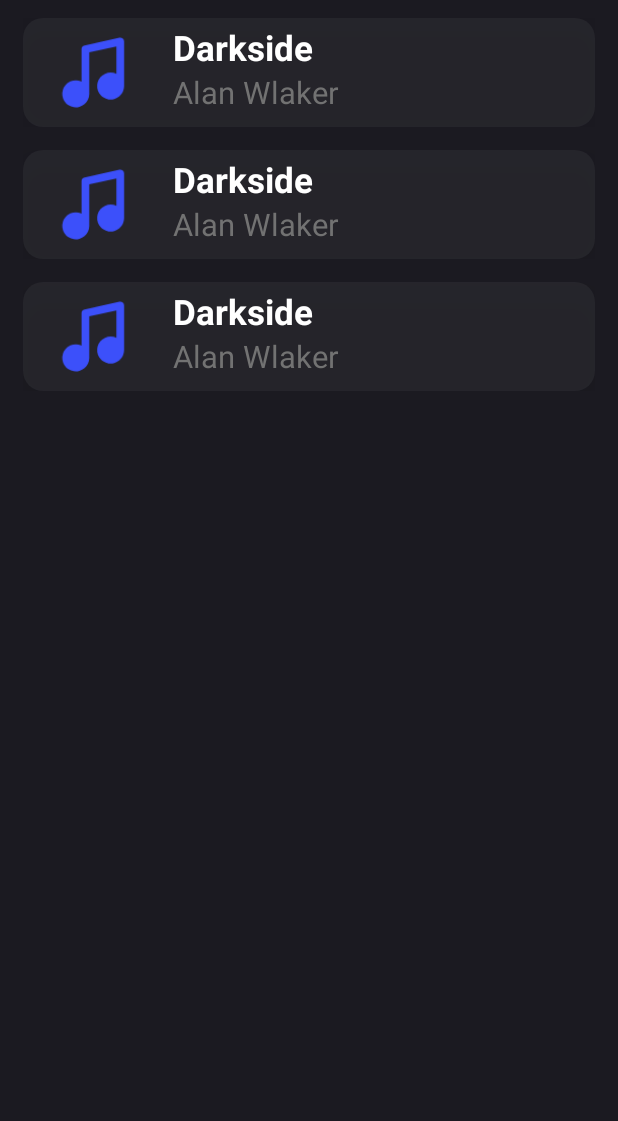
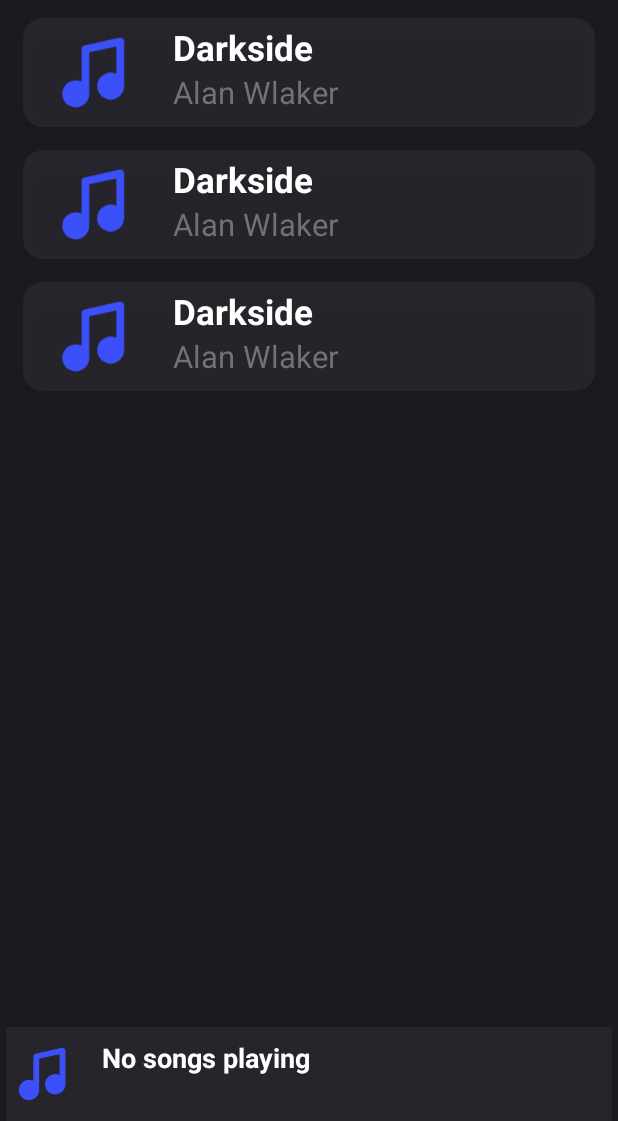
Before and after one commit to shaquib4/Stimulus, an Android app: the layout activity_songs_list.xml on its own in the app's theme, with its tools: preview values and no code run, on a phone screen of 412 x 824 dp, the part 115-1236 px from its top. Run offline under Robolectric (Android 15) with nearby library versions, the phone set to English and light mode, and no system bars.

Commit message:
songs progress, pause play, forward backward functionality

```diff
--- a/app/src/main/AndroidManifest.xml
+++ b/app/src/main/AndroidManifest.xml
@@ -7,6 +7,7 @@
     <application
         android:allowBackup="true"
         android:icon="@mipmap/ic_launcher"
+        android:requestLegacyExternalStorage="true"
         android:label="@string/app_name"
         android:roundIcon="@mipmap/ic_launcher_round"
         android:supportsRtl="true"
@@ -23,6 +24,8 @@
             </intent-filter>
         </activity>
         <activity android:name=".MainActivity"></activity>
+        <service android:name="com.example.stimulus.ClearService"
+            android:stopWithTask="false" />
     </application>
 
 </manifest>
--- /dev/null
+++ b/app/src/main/java/com/example/stimulus/Models/Songs_list.kt
@@ -0,0 +1,5 @@
+package com.example.stimulus.Models
+
+object Songs_list {
+    var listOfSongs:ArrayList<LocalSongs>?=ArrayList<LocalSongs>()
+}
--- a/app/src/main/java/com/example/stimulus/splash_.kt
+++ b/app/src/main/java/com/example/stimulus/splash_.kt
@@ -1,3 +1,4 @@
+
 package com.example.stimulus
 
 import androidx.appcompat.app.AppCompatActivity
--- /dev/null
+++ b/app/src/main/res/drawable/bg_song_info.xml
@@ -0,0 +1,6 @@
+<?xml version="1.0" encoding="utf-8"?>
+<shape xmlns:android="http://schemas.android.com/apk/res/android" android:shape="rectangle">
+    <solid android:color="#7f303037" />
+
+
+</shape>
--- /dev/null
+++ b/app/src/main/res/drawable/ic_baseline_pause_24.xml
@@ -0,0 +1,5 @@
+<vector android:height="24dp" android:tint="#FFFFFF"
+    android:viewportHeight="24" android:viewportWidth="24"
+    android:width="24dp" xmlns:android="http://schemas.android.com/apk/res/android">
+    <path android:fillColor="@color/colorPrimary" android:pathData="M6,19h4L10,5L6,5v14zM14,5v14h4L18,5h-4z"/>
+</vector>
--- a/app/src/main/res/layout/activity_play_song.xml
+++ b/app/src/main/res/layout/activity_play_song.xml
@@ -47,6 +47,7 @@
             android:textColor="@color/white"
             android:layout_alignParentLeft="true" />
         <SeekBar
+            android:id="@+id/seekBar"
             android:layout_width="match_parent"
             android:layout_height="wrap_content"
             android:layout_toRightOf="@id/start_time"
@@ -71,17 +72,20 @@
         android:layout_below="@id/music_img"
         android:orientation="horizontal">
         <de.hdodenhof.circleimageview.CircleImageView
+            android:id="@+id/previousSong"
             android:layout_width="@dimen/_50sdp"
             android:layout_height="@dimen/_50sdp"
             android:layout_marginRight="@dimen/_30sdp"
             android:src="@drawable/ic_previous"/>
 
         <de.hdodenhof.circleimageview.CircleImageView
+            android:id="@+id/playPause"
             android:layout_width="@dimen/_70sdp"
             android:layout_height="@dimen/_70sdp"
-            android:src="@drawable/ic_play"/>
+            />
 
         <de.hdodenhof.circleimageview.CircleImageView
+            android:id="@+id/nextSong"
             android:layout_width="@dimen/_50sdp"
             android:layout_height="@dimen/_50sdp"
             android:layout_marginLeft="@dimen/_30sdp"
--- a/app/src/main/res/layout/activity_songs_list.xml
+++ b/app/src/main/res/layout/activity_songs_list.xml
@@ -28,12 +28,62 @@
     </RelativeLayout>
 
     <androidx.recyclerview.widget.RecyclerView
+        android:layout_above="@id/songInfo"
         android:id="@+id/recycler_view"
+        android:scrollbars="none"
         android:layout_width="match_parent"
-        android:layout_height="wrap_content"
+        android:layout_height="match_parent"
+
         android:layout_below="@id/sti"
         android:layout_marginHorizontal="@dimen/_12sdp"
         tools:listitem="@layout/single_songs" />
+    <RelativeLayout
+        android:id="@+id/songInfo"
+        android:layout_marginHorizontal="@dimen/_3sdp"
+        android:layout_width="match_parent"
+        android:layout_alignParentBottom="true"
+        android:layout_height="@dimen/_48sdp"
+        android:background="@drawable/bg_song_info"
+        >
+        <ImageView
+
+            android:id="@+id/imgMusic"
+            android:layout_alignParentStart="true"
+            android:layout_marginStart="@dimen/_2sdp"
+            android:layout_marginEnd="@dimen/_3sdp"
+            android:src="@drawable/ic_musicrecycler"
+            android:layout_width="@dimen/_36sdp"
+            android:layout_height="match_parent"/>
+        <RelativeLayout
+            android:layout_toEndOf="@+id/imgMusic"
+            android:layout_width="match_parent"
+            android:layout_marginStart="@dimen/_8sdp"
+            android:layout_centerVertical="true"
+            android:layout_height="wrap_content">
+            <TextView
+                android:id="@+id/song_name"
+                android:layout_width="wrap_content"
+                android:layout_height="wrap_content"
+                android:layout_marginEnd="@dimen/_3sdp"
+                android:textColor="@color/white"
+                android:text="No songs playing"
+                android:textStyle="bold"
+                android:layout_margin="0dp"
+                android:textSize="@dimen/_14sdp"
+                android:singleLine="true"
+                android:marqueeRepeatLimit="marquee_forever"
+                android:ellipsize="marquee"
+                android:scrollHorizontally="true"/>
+            <TextView
+                android:id="@+id/song_artist"
+                android:layout_below="@+id/song_name"
+                android:layout_width="wrap_content"
+                android:layout_height="wrap_content"
+                android:textColor="@color/gray"
+                android:text=""
+                android:textSize="@dimen/_12sdp"/>
+        </RelativeLayout>
+    </RelativeLayout>
 
 
 </RelativeLayout>
```
Also changed, not shown: app/src/main/java/com/example/stimulus/Adapters/AdapterLocalSongs.kt (+32 -3 lines), app/src/main/java/com/example/stimulus/ClearService.kt (added, +28 -0 lines), app/src/main/java/com/example/stimulus/Models/MusicPlayerN.kt (added, +8 -0 lines), app/src/main/java/com/example/stimulus/PlaySong.kt (+137 -10 lines), app/src/main/java/com/example/stimulus/SongsList.kt (+27 -4 lines).
